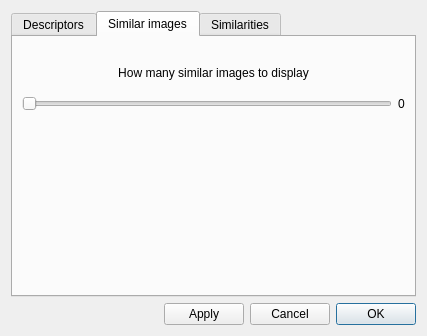
Qt form slide_analysis/UI/view/settings_dialog.ui (Vozf/full-slide-image-analysis) before a commit.
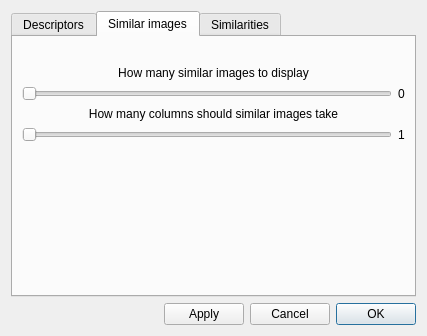
The same form after that commit. The open tabs and pages were chosen to show the change.

Commit message: settings for choosing columns added. Problem with updating similar image area after changing settings for it. Resizing issues resolved

```diff
--- a/slide_analysis/UI/view/settings_dialog.ui
+++ b/slide_analysis/UI/view/settings_dialog.ui
@@ -81,25 +81,9 @@
       <attribute name="title">
        <string>Similar images</string>
       </attribute>
-      <layout class="QVBoxLayout" name="verticalLayout">
-       <item>
-        <spacer name="verticalSpacer_4">
-         <property name="orientation">
-          <enum>Qt::Vertical</enum>
-         </property>
-         <property name="sizeType">
-          <enum>QSizePolicy::Minimum</enum>
-         </property>
-         <property name="sizeHint" stdset="0">
-          <size>
-           <width>20</width>
-           <height>20</height>
-          </size>
-         </property>
-        </spacer>
-       </item>
-       <item>
-        <widget class="QLabel" name="search_settings_label">
+      <layout class="QGridLayout" name="gridLayout_5">
+       <item row="2" column="0" colspan="2">
+        <widget class="QLabel" name="similar_images_count_text_label">
          <property name="text">
           <string>How many similar images to display</string>
          </property>
@@ -108,15 +92,23 @@
          </property>
         </widget>
        </item>
-       <item>
-        <layout class="QHBoxLayout" name="horizontalLayout">
-         <property name="topMargin">
-          <number>10</number>
+       <item row="7" column="0">
+        <spacer name="verticalSpacer_3">
+         <property name="orientation">
+          <enum>Qt::Vertical</enum>
          </property>
-         <item>
+         <property name="sizeHint" stdset="0">
+          <size>
+           <width>20</width>
+           <height>40</height>
+          </size>
+         </property>
+        </spacer>
+       </item>
+       <item row="3" column="0">
           <widget class="QSlider" name="similar_images_count_slider">
            <property name="maximum">
-            <number>20</number>
+          <number>50</number>
            </property>
            <property name="orientation">
             <enum>Qt::Horizontal</enum>
@@ -129,7 +121,33 @@
            </property>
           </widget>
          </item>
-         <item>
+       <item row="1" column="0">
+        <spacer name="verticalSpacer_4">
+         <property name="orientation">
+          <enum>Qt::Vertical</enum>
+         </property>
+         <property name="sizeType">
+          <enum>QSizePolicy::Minimum</enum>
+         </property>
+         <property name="sizeHint" stdset="0">
+          <size>
+           <width>20</width>
+           <height>20</height>
+          </size>
+         </property>
+        </spacer>
+       </item>
+       <item row="5" column="0" colspan="2">
+        <widget class="QLabel" name="similar_images_columns_selection_text_label">
+         <property name="text">
+          <string>How many columns should similar images take</string>
+         </property>
+         <property name="alignment">
+          <set>Qt::AlignCenter</set>
+         </property>
+        </widget>
+       </item>
+       <item row="3" column="1">
           <widget class="QLabel" name="similar_images_count_label">
            <property name="text">
             <string>0</string>
@@ -139,20 +157,28 @@
            </property>
           </widget>
          </item>
-        </layout>
-       </item>
-       <item>
-        <spacer name="verticalSpacer_3">
+       <item row="6" column="0">
+        <widget class="QSlider" name="similar_images_columns_count_slider">
+         <property name="maximum">
+          <number>4</number>
+         </property>
+         <property name="singleStep">
+          <number>1</number>
+         </property>
          <property name="orientation">
-          <enum>Qt::Vertical</enum>
+          <enum>Qt::Horizontal</enum>
          </property>
-         <property name="sizeHint" stdset="0">
-          <size>
-           <width>20</width>
-           <height>40</height>
-          </size>
+        </widget>
+       </item>
+       <item row="6" column="1">
+        <widget class="QLabel" name="similar_images_columns_count_text_label">
+         <property name="text">
+          <string>1</string>
          </property>
-        </spacer>
+         <property name="alignment">
+          <set>Qt::AlignCenter</set>
+         </property>
+        </widget>
        </item>
       </layout>
      </widget>
```
Left out of the diff: 2 changed lines with no effect on the pictures. Lines whose indentation alone changed are shown as unchanged. The commit also changes 8 other files.
